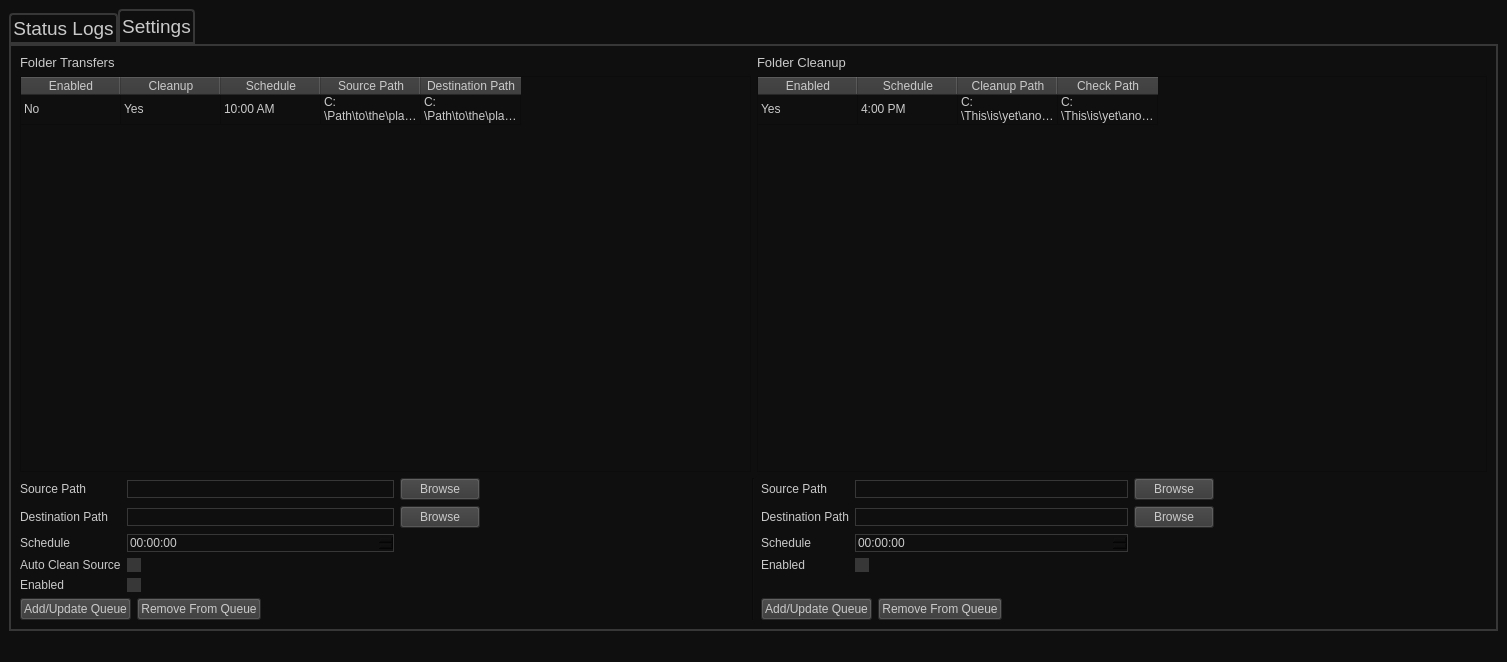
Old version of the form Interface/PRATTransferGui.ui in the repository SARL-Engineering/PRAT-Transfer-Utility.
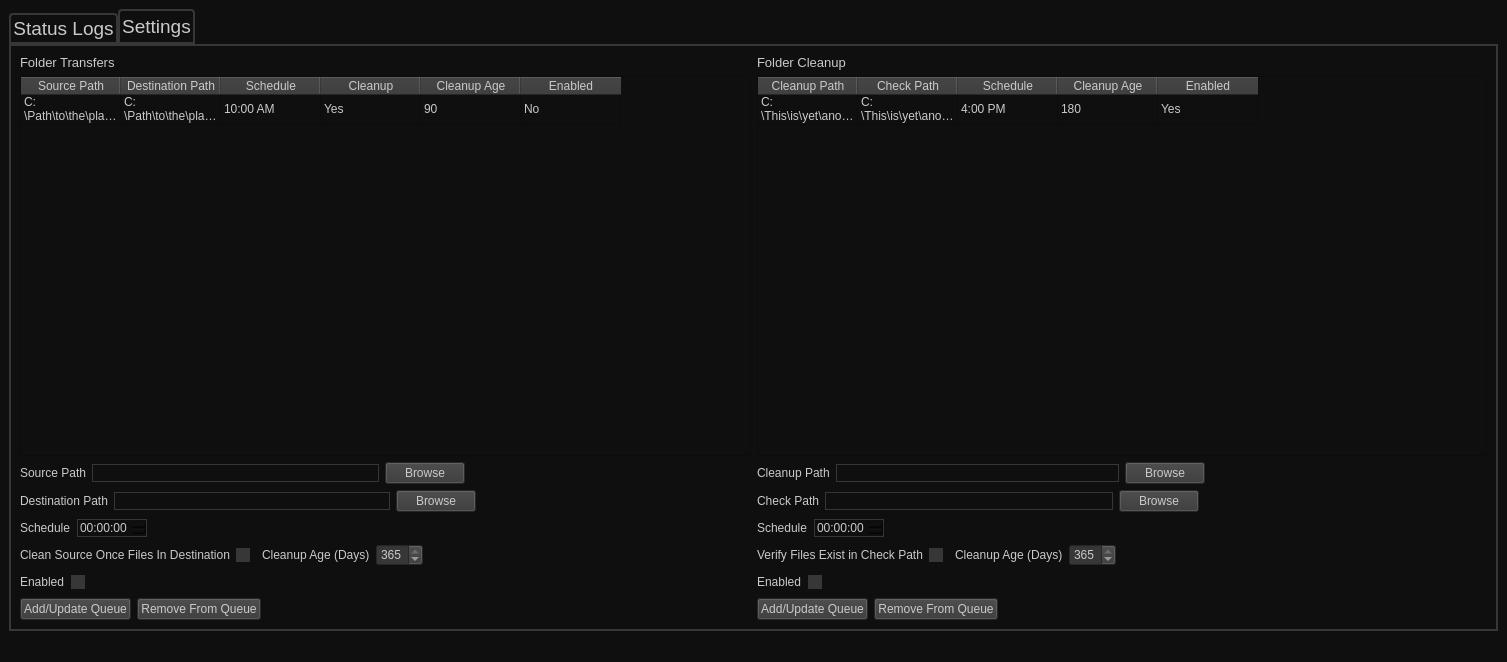
New version of the form.

What changed in the file:
```diff
--- a/Interface/PRATTransferGui.ui
+++ b/Interface/PRATTransferGui.ui
@@ -19,8 +19,8 @@
   </property>
   <widget class="QWidget" name="centralwidget">
    <layout class="QGridLayout" name="gridLayout">
-    <item row="1" column="0">
-     <widget class="QTabWidget" name="tabWidget">
+    <item row="0" column="0">
+     <widget class="QTabWidget" name="main_tab_widget">
       <property name="font">
        <font>
         <pointsize>14</pointsize>
@@ -149,7 +149,17 @@
               </row>
               <column>
                <property name="text">
-                <string>Enabled</string>
+                <string>Source Path</string>
+               </property>
+              </column>
+              <column>
+               <property name="text">
+                <string>Destination Path</string>
+               </property>
+              </column>
+              <column>
+               <property name="text">
+                <string>Schedule</string>
                </property>
               </column>
               <column>
@@ -159,27 +169,22 @@
               </column>
               <column>
                <property name="text">
-                <string>Schedule</string>
+                <string>Cleanup Age</string>
                </property>
               </column>
               <column>
                <property name="text">
-                <string>Source Path</string>
-               </property>
-              </column>
-              <column>
-               <property name="text">
-                <string>Destination Path</string>
+                <string>Enabled</string>
                </property>
               </column>
               <item row="0" column="0">
                <property name="text">
-                <string>No</string>
+                <string>C:\Path\to\the\place\thats\good</string>
                </property>
               </item>
               <item row="0" column="1">
                <property name="text">
-                <string>Yes</string>
+                <string>C:\Path\to\the\place\thats\good</string>
                </property>
               </item>
               <item row="0" column="2">
@@ -189,12 +194,17 @@
               </item>
               <item row="0" column="3">
                <property name="text">
-                <string>C:\Path\to\the\place\thats\good</string>
+                <string>Yes</string>
                </property>
               </item>
               <item row="0" column="4">
                <property name="text">
-                <string>C:\Path\to\the\place\thats\good</string>
+                <string>90</string>
+               </property>
+              </item>
+              <item row="0" column="5">
+               <property name="text">
+                <string>No</string>
                </property>
               </item>
              </widget>
@@ -222,6 +232,12 @@
 	background-color:rgb(55,55,55);
 }</string>
               </property>
+              <property name="alternatingRowColors">
+               <bool>false</bool>
+              </property>
+              <property name="selectionBehavior">
+               <enum>QAbstractItemView::SelectRows</enum>
+              </property>
               <attribute name="horizontalHeaderStretchLastSection">
                <bool>false</bool>
               </attribute>
@@ -233,16 +249,6 @@
                 <string>1</string>
                </property>
               </row>
-              <column>
-               <property name="text">
-                <string>Enabled</string>
-               </property>
-              </column>
-              <column>
-               <property name="text">
-                <string>Schedule</string>
-               </property>
-              </column>
               <column>
                <property name="text">
                 <string>Cleanup Path</string>
@@ -253,24 +259,44 @@
                 <string>Check Path</string>
                </property>
               </column>
+              <column>
+               <property name="text">
+                <string>Schedule</string>
+               </property>
+              </column>
+              <column>
+               <property name="text">
+                <string>Cleanup Age</string>
+               </property>
+              </column>
+              <column>
+               <property name="text">
+                <string>Enabled</string>
+               </property>
+              </column>
               <item row="0" column="0">
                <property name="text">
-                <string>Yes</string>
+                <string>C:\This\is\yet\another\path\to\places</string>
                </property>
               </item>
               <item row="0" column="1">
+               <property name="text">
+                <string>C:\This\is\yet\another\path\to\places</string>
+               </property>
+              </item>
+              <item row="0" column="2">
                <property name="text">
                 <string>4:00 PM</string>
                </property>
               </item>
-              <item row="0" column="2">
-               <property name="text">
-                <string>C:\This\is\yet\another\path\to\places</string>
-               </property>
-              </item>
               <item row="0" column="3">
                <property name="text">
-                <string>C:\This\is\yet\another\path\to\places</string>
+                <string>180</string>
+               </property>
+              </item>
+              <item row="0" column="4">
+               <property name="text">
+                <string>Yes</string>
                </property>
               </item>
              </widget>
@@ -280,89 +306,106 @@
          </layout>
         </item>
         <item row="1" column="0">
-         <layout class="QHBoxLayout" name="horizontalLayout">
-          <item>
-           <layout class="QVBoxLayout" name="verticalLayout_3">
-            <item>
              <layout class="QGridLayout" name="gridLayout_3">
-              <item row="0" column="0">
-               <widget class="QLabel" name="label_6">
+          <item row="2" column="1">
+           <layout class="QHBoxLayout" name="horizontalLayout_10">
+            <item>
+             <widget class="QLabel" name="label_13">
                 <property name="text">
-                 <string>Source Path</string>
+               <string>Schedule</string>
                 </property>
                </widget>
               </item>
-              <item row="3" column="1">
-               <widget class="QCheckBox" name="checkBox_2">
-                <property name="text">
-                 <string/>
-                </property>
-               </widget>
+            <item>
+             <widget class="QTimeEdit" name="cleanup_schedule_time_edit"/>
+            </item>
+            <item>
+             <spacer name="horizontalSpacer_9">
+              <property name="orientation">
+               <enum>Qt::Horizontal</enum>
+              </property>
+              <property name="sizeHint" stdset="0">
+               <size>
+                <width>40</width>
+                <height>20</height>
+               </size>
+              </property>
+             </spacer>
+            </item>
+           </layout>
               </item>
               <item row="3" column="0">
+           <layout class="QHBoxLayout" name="horizontalLayout_6">
+            <item>
                <widget class="QLabel" name="label_5">
                 <property name="text">
-                 <string>Auto Clean Source</string>
+               <string>Clean Source Once Files In Destination</string>
                 </property>
                </widget>
               </item>
-              <item row="0" column="1">
-               <widget class="QLineEdit" name="lineEdit">
-                <property name="styleSheet">
-                 <string notr="true"/>
+            <item>
+             <widget class="QCheckBox" name="transfer_clean_source_check_box">
+              <property name="text">
+               <string/>
                 </property>
                </widget>
               </item>
-              <item row="1" column="0">
-               <widget class="QLabel" name="label_7">
+            <item>
+             <widget class="QLabel" name="label_16">
                 <property name="text">
-                 <string>Destination Path</string>
+               <string>Cleanup Age (Days)</string>
                 </property>
                </widget>
               </item>
-              <item row="1" column="1">
-               <widget class="QLineEdit" name="lineEdit_2"/>
+            <item>
+             <widget class="QSpinBox" name="transfer_cleanup_age_spin_box">
+              <property name="sizePolicy">
+               <sizepolicy hsizetype="Fixed" vsizetype="Fixed">
+                <horstretch>0</horstretch>
+                <verstretch>0</verstretch>
+               </sizepolicy>
+              </property>
+              <property name="maximum">
+               <number>365</number>
+              </property>
+              <property name="value">
+               <number>365</number>
+              </property>
+             </widget>
+            </item>
+            <item>
+             <spacer name="horizontalSpacer_2">
+              <property name="orientation">
+               <enum>Qt::Horizontal</enum>
+              </property>
+              <property name="sizeHint" stdset="0">
+               <size>
+                <width>40</width>
+                <height>20</height>
+               </size>
+              </property>
+             </spacer>
+            </item>
+           </layout>
               </item>
               <item row="2" column="0">
+           <layout class="QHBoxLayout" name="horizontalLayout_5">
+            <item>
                <widget class="QLabel" name="label_8">
                 <property name="text">
                  <string>Schedule</string>
                 </property>
                </widget>
               </item>
-              <item row="0" column="2">
-               <widget class="QPushButton" name="pushButton">
-                <property name="text">
-                 <string>Browse</string>
+            <item>
+             <widget class="QTimeEdit" name="transfer_schedule_time_edit">
+              <property name="calendarPopup">
+               <bool>false</bool>
                 </property>
                </widget>
               </item>
-              <item row="1" column="2">
-               <widget class="QPushButton" name="pushButton_2">
-                <property name="text">
-                 <string>Browse</string>
-                </property>
-               </widget>
-              </item>
-              <item row="2" column="1">
-               <widget class="QTimeEdit" name="timeEdit"/>
-              </item>
-              <item row="4" column="1">
-               <widget class="QCheckBox" name="checkBox">
-                <property name="text">
-                 <string/>
-                </property>
-               </widget>
-              </item>
-              <item row="4" column="0">
-               <widget class="QLabel" name="label_9">
-                <property name="text">
-                 <string>Enabled</string>
-                </property>
-               </widget>
-              </item>
-              <item row="0" column="3">
-               <spacer name="horizontalSpacer_4">
+            <item>
+             <spacer name="horizontalSpacer">
                 <property name="orientation">
                  <enum>Qt::Horizontal</enum>
                 </property>
@@ -376,95 +419,96 @@
               </item>
              </layout>
             </item>
-            <item>
+          <item row="0" column="1">
              <layout class="QHBoxLayout" name="horizontalLayout_2">
               <item>
-               <widget class="QPushButton" name="pushButton_3">
-                <property name="text">
-                 <string>Add/Update Queue</string>
-                </property>
-               </widget>
-              </item>
-              <item>
-               <widget class="QPushButton" name="pushButton_4">
-                <property name="text">
-                 <string>Remove From Queue</string>
-                </property>
-               </widget>
-              </item>
-              <item>
-               <spacer name="horizontalSpacer_2">
-                <property name="orientation">
-                 <enum>Qt::Horizontal</enum>
-                </property>
-                <property name="sizeHint" stdset="0">
-                 <size>
-                  <width>40</width>
-                  <height>20</height>
-                 </size>
-                </property>
-               </spacer>
-              </item>
-             </layout>
-            </item>
-           </layout>
-          </item>
-          <item>
-           <widget class="Line" name="line_3">
-            <property name="orientation">
-             <enum>Qt::Vertical</enum>
-            </property>
-           </widget>
-          </item>
-          <item>
-           <layout class="QGridLayout" name="gridLayout_6">
-            <item row="0" column="0">
-             <layout class="QVBoxLayout" name="verticalLayout_4">
-              <item>
-               <layout class="QGridLayout" name="gridLayout_7">
-                <item row="0" column="1">
-                 <widget class="QLineEdit" name="lineEdit_4"/>
-                </item>
-                <item row="3" column="0">
-                 <widget class="QLabel" name="label_10">
-                  <property name="text">
-                   <string>Enabled</string>
-                  </property>
-                 </widget>
-                </item>
-                <item row="0" column="0">
                  <widget class="QLabel" name="label_11">
                   <property name="text">
+               <string>Cleanup Path</string>
+              </property>
+             </widget>
+            </item>
+            <item>
+             <widget class="QLineEdit" name="cleanup_source_line_edit"/>
+            </item>
+            <item>
+             <widget class="QPushButton" name="cleanup_source_browse_button">
+              <property name="text">
+               <string>Browse</string>
+              </property>
+             </widget>
+            </item>
+            <item>
+             <spacer name="horizontalSpacer_7">
+              <property name="orientation">
+               <enum>Qt::Horizontal</enum>
+              </property>
+              <property name="sizeHint" stdset="0">
+               <size>
+                <width>40</width>
+                <height>20</height>
+               </size>
+              </property>
+             </spacer>
+            </item>
+           </layout>
+          </item>
+          <item row="5" column="1">
+           <layout class="QHBoxLayout" name="horizontalLayout_14">
+            <item>
+             <widget class="QPushButton" name="cleanup_add_update_button">
+              <property name="text">
+               <string>Add/Update Queue</string>
+              </property>
+             </widget>
+            </item>
+            <item>
+             <widget class="QPushButton" name="cleanup_remove_button">
+              <property name="text">
+               <string>Remove From Queue</string>
+              </property>
+             </widget>
+            </item>
+            <item>
+             <spacer name="horizontalSpacer_14">
+              <property name="orientation">
+               <enum>Qt::Horizontal</enum>
+              </property>
+              <property name="sizeHint" stdset="0">
+               <size>
+                <width>40</width>
+                <height>20</height>
+               </size>
+              </property>
+             </spacer>
+            </item>
+           </layout>
+          </item>
+          <item row="0" column="0">
+           <layout class="QHBoxLayout" name="horizontalLayout">
+            <item>
+             <widget class="QLabel" name="label_6">
+              <property name="text">
                    <string>Source Path</string>
                   </property>
                  </widget>
                 </item>
-                <item row="1" column="1">
-                 <widget class="QLineEdit" name="lineEdit_3"/>
-                </item>
-                <item row="1" column="0">
-                 <widget class="QLabel" name="label_12">
-                  <property name="text">
-                   <string>Destination Path</string>
+            <item>
+             <widget class="QLineEdit" name="transfer_source_line_edit">
+              <property name="styleSheet">
+               <string notr="true"/>
                   </property>
                  </widget>
                 </item>
-                <item row="0" column="2">
-                 <widget class="QPushButton" name="pushButton_5">
+            <item>
+             <widget class="QPushButton" name="transfer_source_browse_button">
                   <property name="text">
                    <string>Browse</string>
                   </property>
                  </widget>
                 </item>
-                <item row="1" column="2">
-                 <widget class="QPushButton" name="pushButton_6">
-                  <property name="text">
-                   <string>Browse</string>
-                  </property>
-                 </widget>
-                </item>
-                <item row="0" column="3">
-                 <spacer name="horizontalSpacer_3">
+            <item>
+             <spacer name="horizontalSpacer_6">
                   <property name="orientation">
                    <enum>Qt::Horizontal</enum>
                   </property>
@@ -476,45 +520,134 @@
                   </property>
                  </spacer>
                 </item>
-                <item row="3" column="1">
-                 <widget class="QCheckBox" name="checkBox_3">
+           </layout>
+          </item>
+          <item row="4" column="1">
+           <layout class="QHBoxLayout" name="horizontalLayout_12">
+            <item>
+             <widget class="QLabel" name="label_10">
+              <property name="text">
+               <string>Enabled</string>
+              </property>
+             </widget>
+            </item>
+            <item>
+             <widget class="QCheckBox" name="cleanup_enabled_check_box">
                   <property name="text">
                    <string/>
                   </property>
                  </widget>
                 </item>
-                <item row="2" column="0">
-                 <widget class="QLabel" name="label_13">
-                  <property name="text">
-                   <string>Schedule</string>
-                  </property>
-                 </widget>
-                </item>
-                <item row="2" column="1">
-                 <widget class="QTimeEdit" name="timeEdit_2"/>
-                </item>
-                <item row="4" column="0">
+            <item>
+             <spacer name="horizontalSpacer_11">
+              <property name="orientation">
+               <enum>Qt::Horizontal</enum>
+              </property>
+              <property name="sizeHint" stdset="0">
+               <size>
+                <width>40</width>
+                <height>20</height>
+               </size>
+              </property>
+             </spacer>
+            </item>
+           </layout>
+          </item>
+          <item row="3" column="1">
+           <layout class="QHBoxLayout" name="horizontalLayout_11">
+            <item>
                  <widget class="QLabel" name="label_14">
                   <property name="text">
+               <string>Verify Files Exist in Check Path</string>
+              </property>
+             </widget>
+            </item>
+            <item>
+             <widget class="QCheckBox" name="cleanup_verify_exist_check_box">
+              <property name="text">
                    <string/>
                   </property>
                  </widget>
                 </item>
-               </layout>
-              </item>
+            <item>
+             <widget class="QLabel" name="label_17">
+              <property name="text">
+               <string>Cleanup Age (Days)</string>
+              </property>
+             </widget>
+            </item>
+            <item>
+             <widget class="QSpinBox" name="cleanup_only_age_spin_box">
+              <property name="maximum">
+               <number>365</number>
+              </property>
+              <property name="value">
+               <number>365</number>
+              </property>
+             </widget>
+            </item>
+            <item>
+             <spacer name="horizontalSpacer_10">
+              <property name="orientation">
+               <enum>Qt::Horizontal</enum>
+              </property>
+              <property name="sizeHint" stdset="0">
+               <size>
+                <width>40</width>
+                <height>20</height>
+               </size>
+              </property>
+             </spacer>
+            </item>
+           </layout>
+          </item>
+          <item row="5" column="0">
+           <layout class="QHBoxLayout" name="horizontalLayout_9">
               <item>
-               <layout class="QHBoxLayout" name="horizontalLayout_4">
-                <item>
-                 <widget class="QPushButton" name="pushButton_7">
+             <widget class="QPushButton" name="transfer_add_update_button">
                   <property name="text">
                    <string>Add/Update Queue</string>
                   </property>
                  </widget>
                 </item>
                 <item>
-                 <widget class="QPushButton" name="pushButton_8">
+             <widget class="QPushButton" name="transfer_remove_button">
                   <property name="text">
                    <string>Remove From Queue</string>
+              </property>
+             </widget>
+            </item>
+            <item>
+             <spacer name="horizontalSpacer_13">
+              <property name="orientation">
+               <enum>Qt::Horizontal</enum>
+              </property>
+              <property name="sizeHint" stdset="0">
+               <size>
+                <width>40</width>
+                <height>20</height>
+               </size>
+              </property>
+             </spacer>
+            </item>
+           </layout>
+          </item>
+          <item row="1" column="0">
+           <layout class="QHBoxLayout" name="horizontalLayout_3">
+            <item>
+             <widget class="QLabel" name="label_7">
+              <property name="text">
+               <string>Destination Path</string>
+              </property>
+             </widget>
+            </item>
+            <item>
+             <widget class="QLineEdit" name="transfer_destination_line_edit"/>
+            </item>
+            <item>
+             <widget class="QPushButton" name="transfer_destination_browse_button">
+              <property name="text">
+               <string>Browse</string>
                   </property>
                  </widget>
                 </item>
@@ -533,7 +666,68 @@
                 </item>
                </layout>
               </item>
-             </layout>
+          <item row="1" column="1">
+           <layout class="QHBoxLayout" name="horizontalLayout_4">
+            <item>
+             <widget class="QLabel" name="label_12">
+              <property name="text">
+               <string>Check Path</string>
+              </property>
+             </widget>
+            </item>
+            <item>
+             <widget class="QLineEdit" name="check_path_line_edit"/>
+            </item>
+            <item>
+             <widget class="QPushButton" name="check_path_browse_button">
+              <property name="text">
+               <string>Browse</string>
+              </property>
+             </widget>
+            </item>
+            <item>
+             <spacer name="horizontalSpacer_8">
+              <property name="orientation">
+               <enum>Qt::Horizontal</enum>
+              </property>
+              <property name="sizeHint" stdset="0">
+               <size>
+                <width>40</width>
+                <height>20</height>
+               </size>
+              </property>
+             </spacer>
+            </item>
+           </layout>
+          </item>
+          <item row="4" column="0">
+           <layout class="QHBoxLayout" name="horizontalLayout_7">
+            <item>
+             <widget class="QLabel" name="label_9">
+              <property name="text">
+               <string>Enabled</string>
+              </property>
+             </widget>
+            </item>
+            <item>
+             <widget class="QCheckBox" name="transfer_enabled_check_box">
+              <property name="text">
+               <string/>
+              </property>
+             </widget>
+            </item>
+            <item>
+             <spacer name="horizontalSpacer_4">
+              <property name="orientation">
+               <enum>Qt::Horizontal</enum>
+              </property>
+              <property name="sizeHint" stdset="0">
+               <size>
+                <width>40</width>
+                <height>20</height>
+               </size>
+              </property>
+             </spacer>
             </item>
            </layout>
           </item>
```
Left out of the diff: 11 changed lines with no effect on the pictures. Lines whose indentation alone changed are shown as unchanged.
